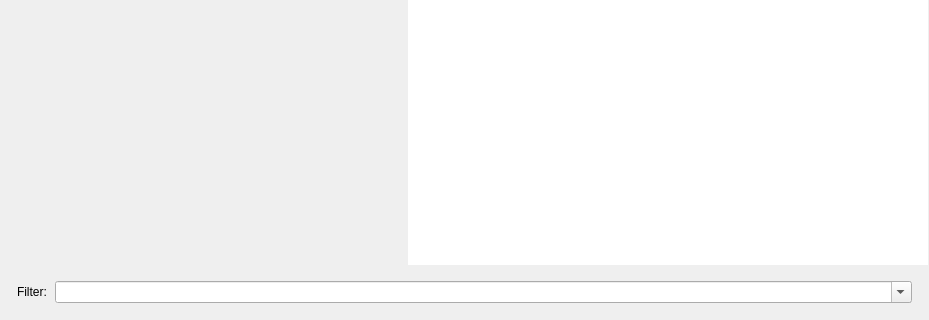
This is src/designer/mainwindow.ui in dnkorpushov/libro2 as Qt 5 draws it before an edit; both pictures show x 0 to 929 and y 165 to 485 of the 929 by 485 pixel window. The edited form follows.
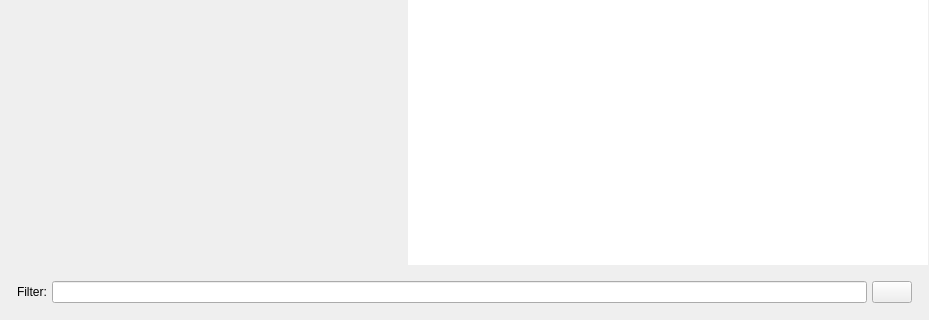
This is the edited form. Icons and pictures are not drawn. Custom widgets are drawn as their Qt base class.

What changed in the file:
```diff
--- a/src/designer/mainwindow.ui
+++ b/src/designer/mainwindow.ui
@@ -108,9 +108,9 @@
         <property name="frameShadow">
          <enum>QFrame::Plain</enum>
         </property>
-        <layout class="QHBoxLayout" name="horizontalLayout" stretch="0,1">
+        <layout class="QHBoxLayout" name="horizontalLayout" stretch="0,0,0">
          <property name="spacing">
-          <number>8</number>
+          <number>5</number>
          </property>
          <property name="leftMargin">
           <number>16</number>
@@ -132,15 +132,16 @@
           </widget>
          </item>
          <item>
-          <widget class="QComboBox" name="textFilter">
-           <property name="sizePolicy">
-            <sizepolicy hsizetype="Preferred" vsizetype="Fixed">
-             <horstretch>0</horstretch>
-             <verstretch>0</verstretch>
-            </sizepolicy>
+          <widget class="QLineEdit" name="textFilter"/>
+         </item>
+         <item>
+          <widget class="QPushButton" name="btnFilterMenu">
+           <property name="text">
+            <string/>
            </property>
-           <property name="editable">
-            <bool>true</bool>
+           <property name="icon">
+            <iconset resource="resources.qrc">
+             <normaloff>:/icons/sort_right_24px.png</normaloff>:/icons/sort_right_24px.png</iconset>
            </property>
           </widget>
          </item>
```
